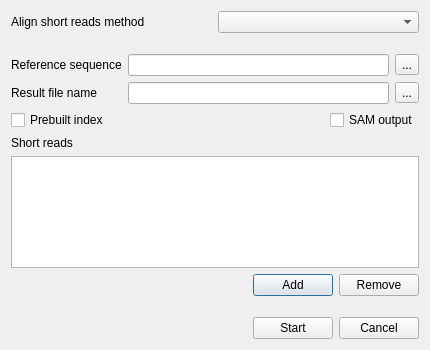
This is src/corelibs/U2View/src/util_dna_assembly/ui/AssemblyToRefDialog.ui in violethaze74/ugene as Qt 5 draws it before an edit. The edited form follows.
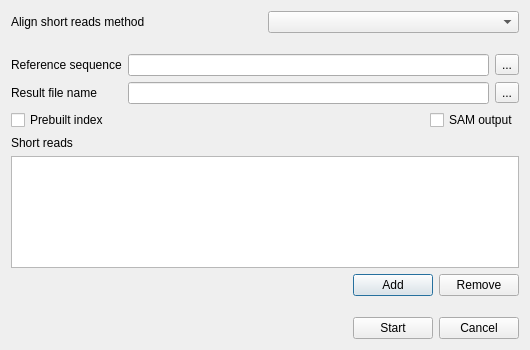
This is the edited form.

Patch:
```diff
--- a/src/corelibs/U2View/src/util_dna_assembly/ui/AssemblyToRefDialog.ui
+++ b/src/corelibs/U2View/src/util_dna_assembly/ui/AssemblyToRefDialog.ui
@@ -6,13 +6,13 @@
    <rect>
     <x>0</x>
     <y>0</y>
-    <width>430</width>
+    <width>530</width>
     <height>350</height>
    </rect>
   </property>
   <property name="minimumSize">
    <size>
-    <width>430</width>
+    <width>530</width>
     <height>350</height>
    </size>
   </property>
```
